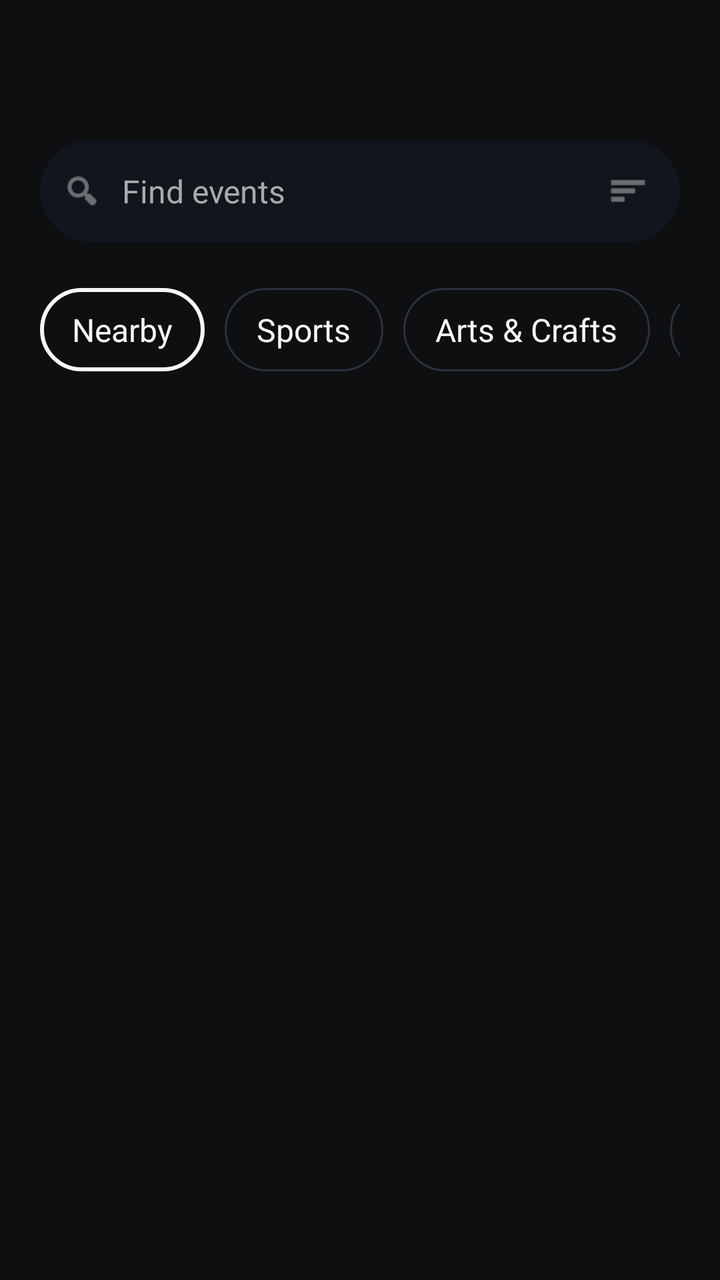
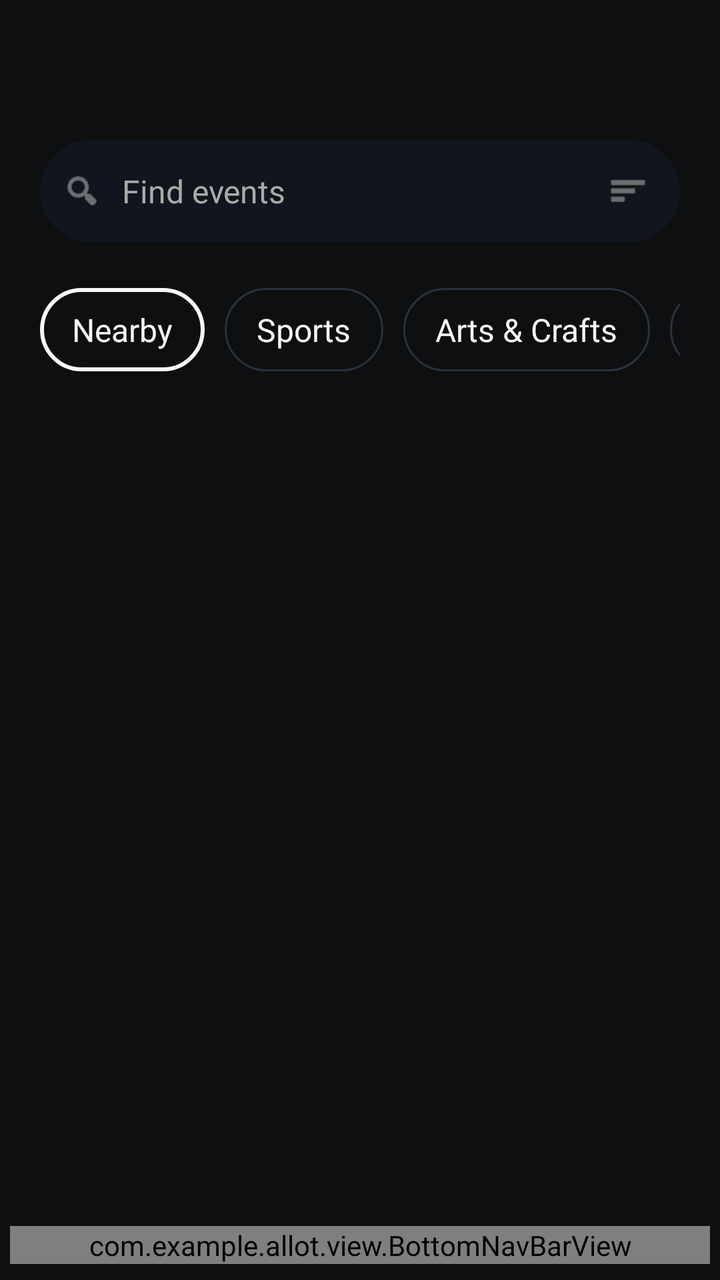

Screens rendered from an Android XML layout before and after an edit, with the pre-edit source and the edit as a unified diff.
<!-- AndroidManifest.xml: application theme Theme.Allot -->
<!-- res/layout/activity_main.xml -->
<?xml version="1.0" encoding="utf-8"?>
<LinearLayout xmlns:android="http://schemas.android.com/apk/res/android"
    xmlns:app="http://schemas.android.com/apk/res-auto"
    android:layout_width="match_parent"
    android:layout_height="match_parent"
    android:background="@color/screen_bg"
    android:orientation="vertical"
    android:paddingStart="20dp"
    android:paddingTop="70dp"
    android:paddingEnd="20dp"
    android:paddingBottom="0dp">

    <LinearLayout
        android:layout_width="match_parent"
        android:layout_height="51dp"
        android:background="@drawable/bg_search_bar"
        android:gravity="center_vertical"
        android:orientation="horizontal"
        android:paddingStart="11dp"
        android:paddingEnd="6dp">

        <ImageView
            android:layout_width="20dp"
            android:layout_height="20dp"
            android:src="@android:drawable/ic_menu_search"
            android:tint="#A9ABA8" />

        <EditText
            android:id="@+id/searchInput"
            android:layout_width="0dp"
            android:layout_height="wrap_content"
            android:layout_marginStart="10dp"
            android:layout_weight="1"
            android:background="@android:color/transparent"
            android:fontFamily="@font/varela_round_regular"
            android:hint="@string/search_hint"
            android:imeOptions="actionSearch"
            android:inputType="text"
            android:maxLines="1"
            android:padding="0dp"
            android:textColor="#A9ABA8"
            android:textColorHint="#A9ABA8"
            android:textSize="16sp" />

        <FrameLayout
            android:layout_width="40dp"
            android:layout_height="40dp"
            android:background="@drawable/bg_filter_circle">

            <ImageView
                android:layout_width="20dp"
                android:layout_height="20dp"
                android:layout_gravity="center"
                android:src="@android:drawable/ic_menu_sort_by_size"
                android:tint="#A9ABA8" />
        </FrameLayout>
    </LinearLayout>

    <HorizontalScrollView
        android:layout_width="match_parent"
        android:layout_height="wrap_content"
        android:layout_marginTop="23dp"
        android:overScrollMode="never"
        android:scrollbars="none">

        <LinearLayout
            android:layout_width="wrap_content"
            android:layout_height="wrap_content"
            android:orientation="horizontal">

            <TextView
                android:layout_width="wrap_content"
                android:layout_height="wrap_content"
                android:background="@drawable/bg_chip_selected"
                android:fontFamily="@font/varela_round_regular"
                android:paddingStart="16dp"
                android:paddingTop="10dp"
                android:paddingEnd="16dp"
                android:paddingBottom="10dp"
                android:text="@string/chip_nearby"
                android:textColor="@color/text_primary"
                android:textSize="16sp" />

            <TextView
                android:layout_width="wrap_content"
                android:layout_height="wrap_content"
                android:layout_marginStart="10dp"
                android:background="@drawable/bg_chip_unselected"
                android:fontFamily="@font/varela_round_regular"
                android:paddingStart="16dp"
                android:paddingTop="10dp"
                android:paddingEnd="16dp"
                android:paddingBottom="10dp"
                android:text="@string/chip_sports"
                android:textColor="@color/text_primary"
                android:textSize="16sp" />

            <TextView
                android:layout_width="wrap_content"
                android:layout_height="wrap_content"
                android:layout_marginStart="10dp"
                android:background="@drawable/bg_chip_unselected"
                android:fontFamily="@font/varela_round_regular"
                android:paddingStart="16dp"
                android:paddingTop="10dp"
                android:paddingEnd="16dp"
                android:paddingBottom="10dp"
                android:text="@string/chip_arts"
                android:textColor="@color/text_primary"
                android:textSize="16sp" />

            <TextView
                android:layout_width="wrap_content"
                android:layout_height="wrap_content"
                android:layout_marginStart="10dp"
                android:layout_marginEnd="10dp"
                android:background="@drawable/bg_chip_unselected"
                android:fontFamily="@font/varela_round_regular"
                android:paddingStart="16dp"
                android:paddingTop="10dp"
                android:paddingEnd="16dp"
                android:paddingBottom="10dp"
                android:text="@string/chip_science"
                android:textColor="@color/text_primary"
                android:textSize="16sp" />
        </LinearLayout>
    </HorizontalScrollView>

    <FrameLayout
        android:layout_width="match_parent"
        android:layout_height="0dp"
        android:layout_marginTop="18dp"
        android:layout_weight="1">

        <androidx.recyclerview.widget.RecyclerView
            android:id="@+id/eventsRecyclerView"
            android:layout_width="match_parent"
            android:layout_height="match_parent"
            android:clipToPadding="false"
            android:overScrollMode="never"
            android:paddingBottom="20dp"
            app:layoutManager="androidx.recyclerview.widget.LinearLayoutManager" />

        <LinearLayout
            android:layout_width="match_parent"
            android:layout_height="wrap_content"
            android:layout_gravity="center"
            android:gravity="center"
            android:orientation="vertical"
            android:paddingStart="24dp"
            android:paddingEnd="24dp">

            <ProgressBar
                android:id="@+id/loadingIndicator"
                android:layout_width="wrap_content"
                android:layout_height="wrap_content"
                android:indeterminate="true"
                android:visibility="gone" />

            <TextView
                android:id="@+id/stateText"
                android:layout_width="wrap_content"
                android:layout_height="wrap_content"
                android:layout_marginTop="12dp"
                android:fontFamily="@font/varela_round_regular"
                android:gravity="center"
                android:text="@string/browse_state_loading"
                android:textColor="#A9ABA8"
                android:textSize="16sp"
                android:visibility="gone" />
        </LinearLayout>
    </FrameLayout>

</LinearLayout>
<!-- resources referenced by this layout -->
<resources>
  <color name="screen_bg">#0E0F11</color>
  <color name="text_primary">#F6F7F9</color>
  <!-- drawable bg_chip_selected (drawable) -->
  <?xml version="1.0" encoding="utf-8"?>
  <shape xmlns:android="http://schemas.android.com/apk/res/android" android:shape="rectangle">
      <solid android:color="@android:color/transparent" />
      <corners android:radius="26dp" />
      <stroke
          android:width="2dp"
          android:color="@color/text_primary" />
  </shape>
  <!-- drawable bg_chip_unselected (drawable) -->
  <?xml version="1.0" encoding="utf-8"?>
  <shape xmlns:android="http://schemas.android.com/apk/res/android" android:shape="rectangle">
      <solid android:color="@android:color/transparent" />
      <corners android:radius="26dp" />
      <stroke
          android:width="1dp"
          android:color="@color/chip_border" />
  </shape>
  <!-- drawable bg_filter_circle (drawable) -->
  <?xml version="1.0" encoding="utf-8"?>
  <shape xmlns:android="http://schemas.android.com/apk/res/android" android:shape="oval">
      <solid android:color="@color/search_bg" />
  </shape>
  <!-- drawable bg_search_bar (drawable) -->
  <?xml version="1.0" encoding="utf-8"?>
  <shape xmlns:android="http://schemas.android.com/apk/res/android" android:shape="rectangle">
      <solid android:color="@color/search_bg" />
      <corners android:radius="26dp" />
  </shape>
  <string name="browse_state_loading">Loading events...</string>
  <string name="chip_arts">Arts &amp; Crafts</string>
  <string name="chip_nearby">Nearby</string>
  <string name="chip_science">Science</string>
  <string name="chip_sports">Sports</string>
  <string name="search_hint">Find events</string>
  <style name="Theme.Allot" parent="Base.Theme.Allot" />
  <color name="chip_border">#2A313D</color>
  <color name="search_bg">#10151E</color>
  <style name="Base.Theme.Allot" parent="Theme.Material3.DayNight.NoActionBar">
          
          
      </style>
</resources>

<!-- the commit's change to res/layout/activity_main.xml (unified diff, before → after) -->
@@ -4,171 +4,185 @@
     android:layout_width="match_parent"
     android:layout_height="match_parent"
     android:background="@color/screen_bg"
-    android:orientation="vertical"
-    android:paddingStart="20dp"
-    android:paddingTop="70dp"
-    android:paddingEnd="20dp"
-    android:paddingBottom="0dp">
+    android:orientation="vertical">
 
     <LinearLayout
         android:layout_width="match_parent"
-        android:layout_height="51dp"
-        android:background="@drawable/bg_search_bar"
-        android:gravity="center_vertical"
-        android:orientation="horizontal"
-        android:paddingStart="11dp"
-        android:paddingEnd="6dp">
+        android:layout_height="0dp"
+        android:layout_weight="1"
+        android:orientation="vertical"
+        android:paddingStart="20dp"
+        android:paddingTop="70dp"
+        android:paddingEnd="20dp">
 
-        <ImageView
-            android:layout_width="20dp"
-            android:layout_height="20dp"
-            android:src="@android:drawable/ic_menu_search"
-            android:tint="#A9ABA8" />
-
-        <EditText
-            android:id="@+id/searchInput"
-            android:layout_width="0dp"
-            android:layout_height="wrap_content"
-            android:layout_marginStart="10dp"
-            android:layout_weight="1"
-            android:background="@android:color/transparent"
-            android:fontFamily="@font/varela_round_regular"
-            android:hint="@string/search_hint"
-            android:imeOptions="actionSearch"
-            android:inputType="text"
-            android:maxLines="1"
-            android:padding="0dp"
-            android:textColor="#A9ABA8"
-            android:textColorHint="#A9ABA8"
-            android:textSize="16sp" />
-
-        <FrameLayout
-            android:layout_width="40dp"
-            android:layout_height="40dp"
-            android:background="@drawable/bg_filter_circle">
+        <LinearLayout
+            android:layout_width="match_parent"
+            android:layout_height="51dp"
+            android:background="@drawable/bg_search_bar"
+            android:gravity="center_vertical"
+            android:orientation="horizontal"
+            android:paddingStart="11dp"
+            android:paddingEnd="6dp">
 
             <ImageView
                 android:layout_width="20dp"
                 android:layout_height="20dp"
+                android:src="@android:drawable/ic_menu_search"
+                android:tint="#A9ABA8" />
+
+            <EditText
+                android:id="@+id/searchInput"
+                android:layout_width="0dp"
+                android:layout_height="wrap_content"
+                android:layout_marginStart="10dp"
+                android:layout_weight="1"
+                android:background="@android:color/transparent"
+                android:fontFamily="@font/varela_round_regular"
+                android:hint="@string/search_hint"
+                android:imeOptions="actionSearch"
+                android:inputType="text"
+                android:maxLines="1"
+                android:padding="0dp"
+                android:textColor="#A9ABA8"
+                android:textColorHint="#A9ABA8"
+                android:textSize="16sp" />
+
+            <FrameLayout
+                android:layout_width="40dp"
+                android:layout_height="40dp"
+                android:background="@drawable/bg_filter_circle">
+
+                <ImageView
+                    android:layout_width="20dp"
+                    android:layout_height="20dp"
+                    android:layout_gravity="center"
+                    android:src="@android:drawable/ic_menu_sort_by_size"
+                    android:tint="#A9ABA8" />
+            </FrameLayout>
+        </LinearLayout>
+
+        <HorizontalScrollView
+            android:layout_width="match_parent"
+            android:layout_height="wrap_content"
+            android:layout_marginTop="23dp"
+            android:overScrollMode="never"
+            android:scrollbars="none">
+
+            <LinearLayout
+                android:layout_width="wrap_content"
+                android:layout_height="wrap_content"
+                android:orientation="horizontal">
+
+                <TextView
+                    android:layout_width="wrap_content"
+                    android:layout_height="wrap_content"
+                    android:background="@drawable/bg_chip_selected"
+                    android:fontFamily="@font/varela_round_regular"
+                    android:paddingStart="16dp"
+                    android:paddingTop="10dp"
+                    android:paddingEnd="16dp"
+                    android:paddingBottom="10dp"
+                    android:text="@string/chip_nearby"
+                    android:textColor="@color/text_primary"
+                    android:textSize="16sp" />
+
+                <TextView
+                    android:layout_width="wrap_content"
+                    android:layout_height="wrap_content"
+                    android:layout_marginStart="10dp"
+                    android:background="@drawable/bg_chip_unselected"
+                    android:fontFamily="@font/varela_round_regular"
+                    android:paddingStart="16dp"
+                    android:paddingTop="10dp"
+                    android:paddingEnd="16dp"
+                    android:paddingBottom="10dp"
+                    android:text="@string/chip_sports"
+                    android:textColor="@color/text_primary"
+                    android:textSize="16sp" />
+
+                <TextView
+                    android:layout_width="wrap_content"
+                    android:layout_height="wrap_content"
+                    android:layout_marginStart="10dp"
+                    android:background="@drawable/bg_chip_unselected"
+                    android:fontFamily="@font/varela_round_regular"
+                    android:paddingStart="16dp"
+                    android:paddingTop="10dp"
+                    android:paddingEnd="16dp"
+                    android:paddingBottom="10dp"
+                    android:text="@string/chip_arts"
+                    android:textColor="@color/text_primary"
+                    android:textSize="16sp" />
+
+                <TextView
+                    android:layout_width="wrap_content"
+                    android:layout_height="wrap_content"
+                    android:layout_marginStart="10dp"
+                    android:layout_marginEnd="10dp"
+                    android:background="@drawable/bg_chip_unselected"
+                    android:fontFamily="@font/varela_round_regular"
+                    android:paddingStart="16dp"
+                    android:paddingTop="10dp"
+                    android:paddingEnd="16dp"
+                    android:paddingBottom="10dp"
+                    android:text="@string/chip_science"
+                    android:textColor="@color/text_primary"
+                    android:textSize="16sp" />
+            </LinearLayout>
+        </HorizontalScrollView>
+
+        <FrameLayout
+            android:layout_width="match_parent"
+            android:layout_height="0dp"
+            android:layout_marginTop="18dp"
+            android:layout_weight="1">
+
+            <androidx.recyclerview.widget.RecyclerView
+                android:id="@+id/eventsRecyclerView"
+                android:layout_width="match_parent"
+                android:layout_height="match_parent"
+                android:clipToPadding="false"
+                android:overScrollMode="never"
+                android:paddingBottom="20dp"
+                app:layoutManager="androidx.recyclerview.widget.LinearLayoutManager" />
+
+            <LinearLayout
+                android:layout_width="match_parent"
+                android:layout_height="wrap_content"
                 android:layout_gravity="center"
-                android:src="@android:drawable/ic_menu_sort_by_size"
-                android:tint="#A9ABA8" />
+                android:gravity="center"
+                android:orientation="vertical"
+                android:paddingStart="24dp"
+                android:paddingEnd="24dp">
+
+                <ProgressBar
+                    android:id="@+id/loadingIndicator"
+                    android:layout_width="wrap_content"
+                    android:layout_height="wrap_content"
+                    android:indeterminate="true"
+                    android:visibility="gone" />
+
+                <TextView
+                    android:id="@+id/stateText"
+                    android:layout_width="wrap_content"
+                    android:layout_height="wrap_content"
+                    android:layout_marginTop="12dp"
+                    android:fontFamily="@font/varela_round_regular"
+                    android:gravity="center"
+                    android:text="@string/browse_state_loading"
+                    android:textColor="#A9ABA8"
+                    android:textSize="16sp"
+                    android:visibility="gone" />
+            </LinearLayout>
         </FrameLayout>
     </LinearLayout>
 
-    <HorizontalScrollView
+    <com.example.allot.view.BottomNavBarView
+        android:id="@+id/bottomNavBar"
         android:layout_width="match_parent"
         android:layout_height="wrap_content"
-        android:layout_marginTop="23dp"
-        android:overScrollMode="never"
-        android:scrollbars="none">
-
-        <LinearLayout
-            android:layout_width="wrap_content"
-            android:layout_height="wrap_content"
-            android:orientation="horizontal">
-
-            <TextView
-                android:layout_width="wrap_content"
-                android:layout_height="wrap_content"
-                android:background="@drawable/bg_chip_selected"
-                android:fontFamily="@font/varela_round_regular"
-                android:paddingStart="16dp"
-                android:paddingTop="10dp"
-                android:paddingEnd="16dp"
-                android:paddingBottom="10dp"
-                android:text="@string/chip_nearby"
-                android:textColor="@color/text_primary"
-                android:textSize="16sp" />
-
-            <TextView
-                android:layout_width="wrap_content"
-                android:layout_height="wrap_content"
-                android:layout_marginStart="10dp"
-                android:background="@drawable/bg_chip_unselected"
-                android:fontFamily="@font/varela_round_regular"
-                android:paddingStart="16dp"
-                android:paddingTop="10dp"
-                android:paddingEnd="16dp"
-                android:paddingBottom="10dp"
-                android:text="@string/chip_sports"
-                android:textColor="@color/text_primary"
-                android:textSize="16sp" />
-
-            <TextView
-                android:layout_width="wrap_content"
-                android:layout_height="wrap_content"
-                android:layout_marginStart="10dp"
-                android:background="@drawable/bg_chip_unselected"
-                android:fontFamily="@font/varela_round_regular"
-                android:paddingStart="16dp"
-                android:paddingTop="10dp"
-                android:paddingEnd="16dp"
-                android:paddingBottom="10dp"
-                android:text="@string/chip_arts"
-                android:textColor="@color/text_primary"
-                android:textSize="16sp" />
-
-            <TextView
-                android:layout_width="wrap_content"
-                android:layout_height="wrap_content"
-                android:layout_marginStart="10dp"
-                android:layout_marginEnd="10dp"
-                android:background="@drawable/bg_chip_unselected"
-                android:fontFamily="@font/varela_round_regular"
-                android:paddingStart="16dp"
-                android:paddingTop="10dp"
-                android:paddingEnd="16dp"
-                android:paddingBottom="10dp"
-                android:text="@string/chip_science"
-                android:textColor="@color/text_primary"
-                android:textSize="16sp" />
-        </LinearLayout>
-    </HorizontalScrollView>
-
-    <FrameLayout
-        android:layout_width="match_parent"
-        android:layout_height="0dp"
-        android:layout_marginTop="18dp"
-        android:layout_weight="1">
-
-        <androidx.recyclerview.widget.RecyclerView
-            android:id="@+id/eventsRecyclerView"
-            android:layout_width="match_parent"
-            android:layout_height="match_parent"
-            android:clipToPadding="false"
-            android:overScrollMode="never"
-            android:paddingBottom="20dp"
-            app:layoutManager="androidx.recyclerview.widget.LinearLayoutManager" />
-
-        <LinearLayout
-            android:layout_width="match_parent"
-            android:layout_height="wrap_content"
-            android:layout_gravity="center"
-            android:gravity="center"
-            android:orientation="vertical"
-            android:paddingStart="24dp"
-            android:paddingEnd="24dp">
-
-            <ProgressBar
-                android:id="@+id/loadingIndicator"
-                android:layout_width="wrap_content"
-                android:layout_height="wrap_content"
-                android:indeterminate="true"
-                android:visibility="gone" />
-
-            <TextView
-                android:id="@+id/stateText"
-                android:layout_width="wrap_content"
-                android:layout_height="wrap_content"
-                android:layout_marginTop="12dp"
-                android:fontFamily="@font/varela_round_regular"
-                android:gravity="center"
-                android:text="@string/browse_state_loading"
-                android:textColor="#A9ABA8"
-                android:textSize="16sp"
-                android:visibility="gone" />
-        </LinearLayout>
-    </FrameLayout>
+        android:layout_marginStart="5dp"
+        android:layout_marginEnd="5dp"
+        android:layout_marginBottom="8dp" />
 
 </LinearLayout>
